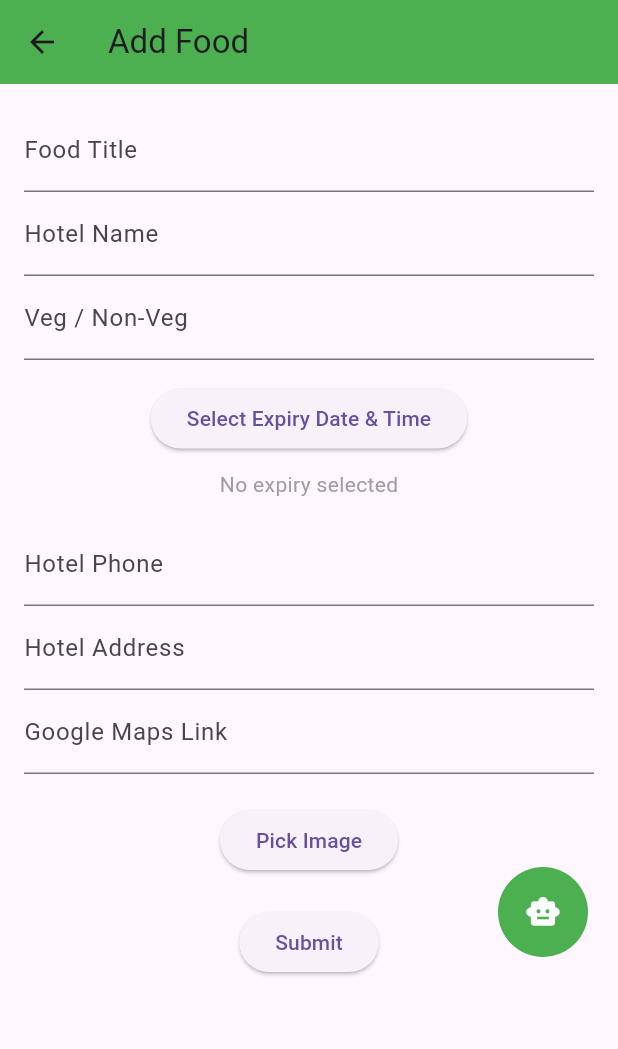
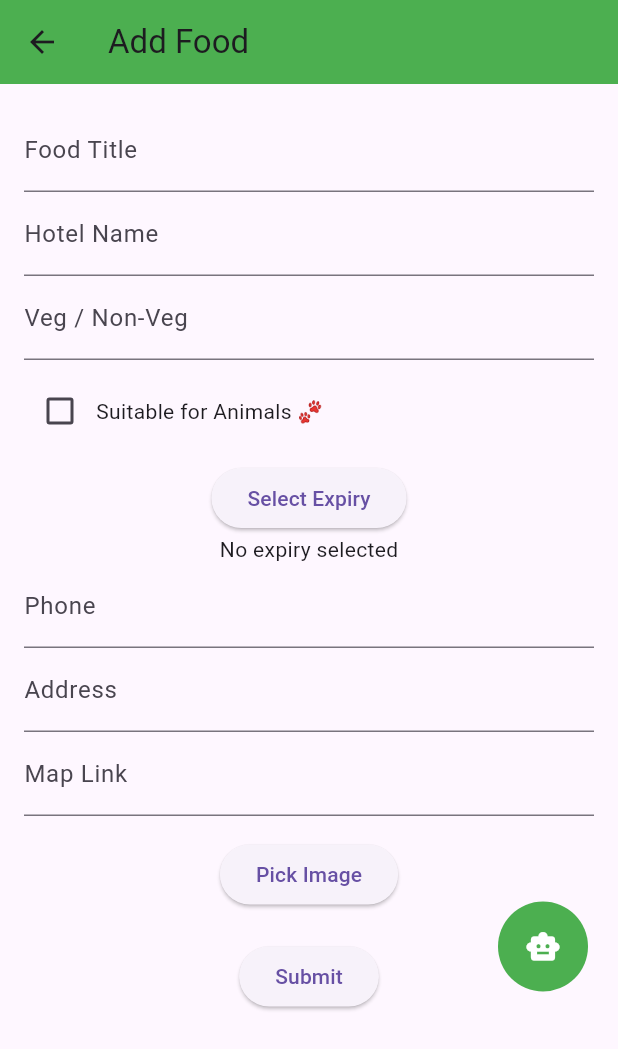
Before and after one commit to Bhoomith1522/food-waste-management-app, a Flutter app: the AddFoodScreen screen opened directly with empty values, on a phone screen of 412 x 824 dp. Shown: the top 1049 px of the screen. Run offline on Flutter 3.47's test engine with Material 3 defaults, Android fonts, the phone set to English and light mode, and no system bars; our stand-ins replace image_picker, vibration; missing offline and left inert: amplify_api, amplify_auth_cognito, amplify_flutter, amplify_storage_s3.

Commit message:
Final update: expiry feature, popup UI, chatbot, improvements

```diff
--- a/lib/add_food_screen.dart
+++ b/lib/add_food_screen.dart
@@ -4,7 +4,7 @@ import 'package:image_picker/image_picker.dart';
 import 'package:amplify_flutter/amplify_flutter.dart';
 
 class AddFoodScreen extends StatefulWidget {
-  final Function(Map<String, String>) addFood;
+  final Function(Map<String, dynamic>) addFood;
 
   AddFoodScreen({required this.addFood});
 
@@ -14,6 +14,7 @@ class AddFoodScreen extends StatefulWidget {
 
 class _AddFoodScreenState extends State<AddFoodScreen>
     with SingleTickerProviderStateMixin {
+
   final TextEditingController titleController = TextEditingController();
   final TextEditingController hotelController = TextEditingController();
   final TextEditingController typeController = TextEditingController();
@@ -25,10 +26,10 @@ class _AddFoodScreenState extends State<AddFoodScreen>
   File? _image;
   bool isLoading = false;
 
-  // ✅ NEW: EXPIRY VARIABLE
+  bool isAnimalFood = false;
+
   DateTime? selectedExpiry;
 
-  // 🤖 BOT STATE
   bool showBot = false;
   int botStep = 0;
 
@@ -37,24 +38,22 @@ class _AddFoodScreenState extends State<AddFoodScreen>
 
   List<String> botMessages = [
     "👋 Hi! I’ll guide you to add food.",
-    "🍱 Enter food title (e.g. Rice, Curry)",
+    "🍱 Enter food title",
     "🏨 Enter hotel name",
-    "🥗 Mention food type (Veg/Non-Veg)",
-    "📞 Add hotel phone number",
-    "📍 Add address & map link",
-    "📸 Upload food image",
-    "⏰ Select expiry time",
-    "✅ Finally click Submit!"
+    "🥗 Enter food type",
+    "📞 Add phone number",
+    "📍 Add address & map",
+    "📸 Upload image",
+    "⏰ Select expiry",
+    "✅ Click Submit"
   ];
 
   @override
   void initState() {
     super.initState();
 
-    _controller = AnimationController(
-      vsync: this,
-      duration: Duration(milliseconds: 300),
-    );
+    _controller =
+        AnimationController(vsync: this, duration: Duration(milliseconds: 300));
 
     _scaleAnimation =
         CurvedAnimation(parent: _controller, curve: Curves.easeInOut);
@@ -71,15 +70,12 @@ class _AddFoodScreenState extends State<AddFoodScreen>
       setState(() => botStep++);
     } else {
       _controller.reverse();
-      Future.delayed(Duration(milliseconds: 300), () {
       setState(() => showBot = false);
-      });
     }
   }
 
-  // 🔥 CENTER POPUP
   void showAppreciationPopup(String message) {
-    final overlay = Overlay.of(context);
+    final overlay = Overlay.of(context)!;
 
     late OverlayEntry overlayEntry;
 
@@ -130,7 +126,6 @@ class _AddFoodScreenState extends State<AddFoodScreen>
     overlay.insert(overlayEntry);
   }
 
-  // 📸 PICK IMAGE
   Future<void> pickImage() async {
     final picked = await ImagePicker().pickImage(source: ImageSource.gallery);
 
@@ -141,7 +136,6 @@ class _AddFoodScreenState extends State<AddFoodScreen>
     }
   }
 
-  // ☁️ UPLOAD IMAGE
   Future<String> uploadImage(File file) async {
     final key = "images/${DateTime.now().millisecondsSinceEpoch}.jpg";
 
@@ -153,13 +147,13 @@ class _AddFoodScreenState extends State<AddFoodScreen>
     return key;
   }
 
-  // ✅ PICK EXPIRY DATE + TIME
+  // 🔥 FIXED: LONG EXPIRY SUPPORT
   Future<void> pickExpiryDateTime() async {
     DateTime? pickedDate = await showDatePicker(
       context: context,
       initialDate: DateTime.now(),
       firstDate: DateTime.now(),
-      lastDate: DateTime.now().add(Duration(days: 7)),
+      lastDate: DateTime.now().add(Duration(days: 365 * 5)), // ✅ 5 YEARS
     );
 
     if (pickedDate == null) return;
@@ -187,14 +181,14 @@ class _AddFoodScreenState extends State<AddFoodScreen>
         hotelController.text.isEmpty ||
         typeController.text.isEmpty) {
       ScaffoldMessenger.of(context).showSnackBar(
-        SnackBar(content: Text("Please fill all required fields")),
+        SnackBar(content: Text("Fill all required fields")),
       );
       return false;
     }
 
     if (selectedExpiry == null) {
       ScaffoldMessenger.of(context).showSnackBar(
-        SnackBar(content: Text("Please select expiry date & time")),
+        SnackBar(content: Text("Select expiry time")),
       );
       return false;
     }
@@ -222,6 +216,7 @@ class _AddFoodScreenState extends State<AddFoodScreen>
       "hotelPhone": phoneController.text,
       "hotelAddress": addressController.text,
       "hotelMapLink": mapLinkController.text,
+      "animalFood": isAnimalFood,
     });
 
     setState(() => isLoading = false);
@@ -260,41 +255,49 @@ class _AddFoodScreenState extends State<AddFoodScreen>
                     decoration: InputDecoration(labelText: "Veg / Non-Veg"),
                   ),
 
-                  SizedBox(height: 15),
+                  SizedBox(height: 10),
 
-                  // ✅ EXPIRY PICKER UI
-                  ElevatedButton(
-                    onPressed: pickExpiryDateTime,
-                    child: Text("Select Expiry Date & Time"),
+                  Row(
+                    children: [
+                      Checkbox(
+                        value: isAnimalFood,
+                        onChanged: (value) {
+                          setState(() {
+                            isAnimalFood = value!;
+                          });
+                        },
+                      ),
+                      Text("Suitable for Animals 🐾"),
+                    ],
                   ),
 
                   SizedBox(height: 10),
+
+                  ElevatedButton(
+                    onPressed: pickExpiryDateTime,
+                    child: Text("Select Expiry"),
+                  ),
 
                   Text(
                     selectedExpiry == null
                         ? "No expiry selected"
                         : "Expiry: ${selectedExpiry.toString()}",
-                    style: TextStyle(color: Colors.grey),
+                  ),
+
+                  TextField(
+                    controller: phoneController,
+                    decoration: InputDecoration(labelText: "Phone"),
+                  ),
+                  TextField(
+                    controller: addressController,
+                    decoration: InputDecoration(labelText: "Address"),
+                  ),
+                  TextField(
+                    controller: mapLinkController,
+                    decoration: InputDecoration(labelText: "Map Link"),
                   ),
 
                   SizedBox(height: 15),
-
-                  TextField(
-                    controller: phoneController,
-                    keyboardType: TextInputType.phone,
-                    decoration: InputDecoration(labelText: "Hotel Phone"),
-                  ),
-                  TextField(
-                    controller: addressController,
-                    decoration: InputDecoration(labelText: "Hotel Address"),
-                  ),
-                  TextField(
-                    controller: mapLinkController,
-                    decoration:
-                        InputDecoration(labelText: "Google Maps Link"),
-                  ),
-
-                  SizedBox(height: 20),
 
                   ElevatedButton(
                     onPressed: pickImage,
@@ -317,44 +320,20 @@ class _AddFoodScreenState extends State<AddFoodScreen>
             ),
           ),
 
-          // 🤖 CHATBOT
           if (showBot)
             Center(
               child: ScaleTransition(
                 scale: _scaleAnimation,
-                child: FadeTransition(
-                  opacity: _scaleAnimation,
                 child: Container(
-                    width: MediaQuery.of(context).size.width * 0.8,
                   padding: EdgeInsets.all(20),
-                    decoration: BoxDecoration(
                   color: Colors.white,
-                      borderRadius: BorderRadius.circular(20),
-                    ),
                   child: Column(
                     mainAxisSize: MainAxisSize.min,
                     children: [
-                        Icon(Icons.smart_toy,
-                            size: 50, color: Colors.green),
-                        Text(botMessages[botStep],
-                            textAlign: TextAlign.center),
-                        Row(
-                          mainAxisAlignment:
-                              MainAxisAlignment.spaceBetween,
-                          children: [
-                            TextButton(
-                                onPressed: () {
-                                  _controller.reverse();
-                                  setState(() => showBot = false);
-                                },
-                                child: Text("Close")),
+                      Text(botMessages[botStep]),
                       ElevatedButton(
-                                onPressed: nextBotStep,
-                                child: Text("Next")),
+                          onPressed: nextBotStep, child: Text("Next"))
                     ],
-                        )
-                      ],
-                    ),
                   ),
                 ),
               ),
```
Also changed, not shown: lib/auth_screen.dart (+134 -83 lines), lib/main.dart (+32 -28 lines), pubspec.lock, 5 other files. Lines whose indentation alone changed are shown as unchanged.
